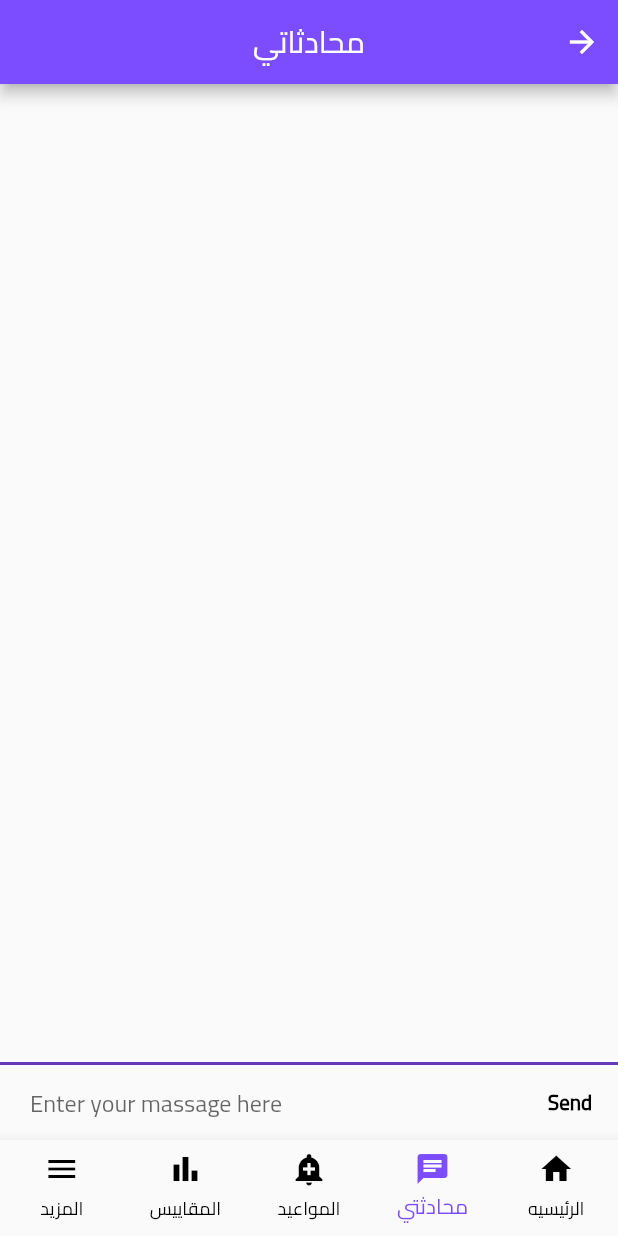
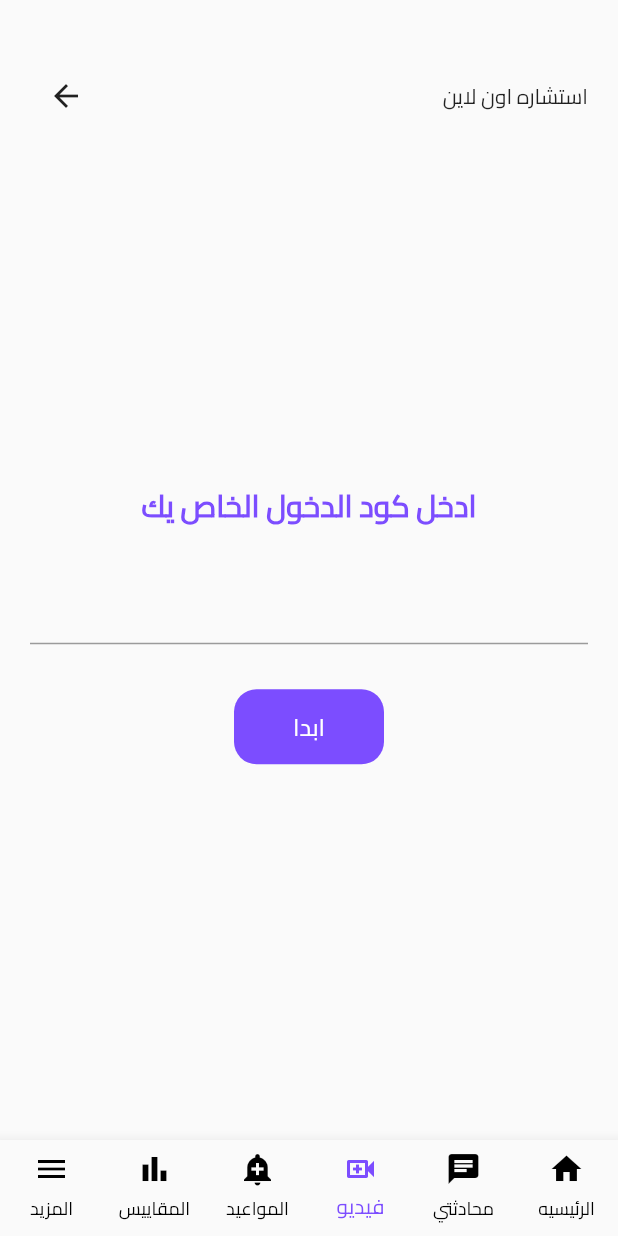
Before and after one commit to abdelhady-Nabil/psychology-app, a Flutter app: the screen it shows after launch, item 4 of the bottom bar chosen, on a phone screen of 412 x 824 dp. Run offline on Flutter 3.47's test engine with Material 2 defaults, Android fonts, the phone set to English and light mode, and no system bars; our stand-ins replace cloud_firestore, firebase_auth, firebase_core, modal_progress_hud_nsn, percent_indicator, permission_handler; missing offline and left inert: agora_rtc_engine; accounts and stored records are empty.

Commit message:
agora commit

```diff
--- /dev/null
+++ b/lib/screens/call/start_call.dart
@@ -0,0 +1,86 @@
+import 'package:flutter/material.dart';
+import 'package:permission_handler/permission_handler.dart';
+import 'package:psychology_app/screens/layout_screen.dart';
+import 'package:psychology_app/widget/constant.dart';
+
+import 'call_screen.dart';
+class StartCall extends StatefulWidget {
+  const StartCall({Key? key}) : super(key: key);
+
+  @override
+  State<StartCall> createState() => _StartCallState();
+}
+
+class _StartCallState extends State<StartCall> {
+
+  final TextEditingController _controller = TextEditingController();
+
+  @override
+  Widget build(BuildContext context) {
+    return Scaffold(
+      body: Padding(
+        padding: const EdgeInsets.all(20.0),
+        child: Column(
+
+
+          crossAxisAlignment: CrossAxisAlignment.center,
+
+
+          children: [
+
+            Padding(
+              padding: const EdgeInsets.only(top: 20),
+              child: Row(
+                children: [
+                  IconButton(
+                    onPressed: (){
+                      Navigator.push(context, MaterialPageRoute(builder: (context)=>LayoutScreen()));
+                    },
+                    icon: Icon(Icons.arrow_back),
+                  ),
+                  Spacer(),
+                  Text('استشاره اون لاين'),
+                ],
+              ),
+            ),
+            Expanded(
+              child: Column(
+                mainAxisAlignment: MainAxisAlignment.center,
+                children: [
+                  Text(
+                    'ادخل كود الدخول الخاص يك',style: TextStyle(fontWeight: FontWeight.bold,fontSize: 20,color: PrimaryColor),),
+                  SizedBox(
+                    height: 20,
+                  ),
+                  TextField(
+                    controller:_controller ,
+                  ),
+                  SizedBox(
+                    height: 30,
+                  ),
+                  InkWell(
+                    onTap: ()async{
+
+                      await [Permission.camera,Permission.microphone].request().then((value) {
+                        Navigator.push(context, MaterialPageRoute(builder: (context)=>CallScreen(channelName: _controller.text.trim())));
+                      });
+                    },
+                    child: Container(
+                      width: 100,
+                      height: 50,
+                      decoration: BoxDecoration(
+                          color: PrimaryColor,
+                          borderRadius: BorderRadius.circular(15)
+                      ),
+                      child: Center(child: Text('ابدا',style: TextStyle(color: Colors.white,fontSize: 16),)),
+                    ),
+                  ),
+                ],
+              ),
+            ),
+          ],
+        ),
+      ),
+    );
+  }
+}
--- a/lib/screens/layout_screen.dart
+++ b/lib/screens/layout_screen.dart
@@ -3,6 +3,7 @@ import 'package:psychology_app/screens/home_screen.dart';
 import 'package:psychology_app/screens/time_screen.dart';
 
 import '../widget/constant.dart';
+import 'call/start_call.dart';
 import 'chat_screen.dart';
 import 'measure/measure_screen.dart';
 import 'more_screen.dart';
@@ -14,11 +15,12 @@ class LayoutScreen extends StatefulWidget {
 }
 
 class _LayoutScreenState extends State<LayoutScreen> {
-  int index = 4;
+  int index = 5;
   List<Widget>screens=[
     MoreScreen(),
     MeasureScreen(),
     TimeScreen(),
+    StartCall(),
     ChatScreen(),
     HomeScreen(),
   ];
@@ -57,10 +59,16 @@ class _LayoutScreenState extends State<LayoutScreen> {
 
           ),
           BottomNavigationBarItem(
+              icon: Icon(Icons.video_call_outlined),
+              label: 'فيديو'
+
+          ),
+          BottomNavigationBarItem(
               icon: Icon(Icons.chat),
               label: 'محادثتي'
 
           ),
+
           BottomNavigationBarItem(
               icon: Icon(Icons.home),
               label: 'الرئيسيه'
--- a/pubspec.yaml
+++ b/pubspec.yaml
@@ -42,7 +42,8 @@ dependencies:
   cloud_firestore: ^4.7.1
   percent_indicator: ^4.2.3
 
-
+  agora_rtc_engine: ^5.0.0
+  permission_handler: ^10.2.0
 
 #  cloud_firestore: ^4.7.10
 
```
Also changed, not shown: lib/screens/call/call_screen.dart (added, +258 -0 lines), pubspec.lock, 6 other files.
